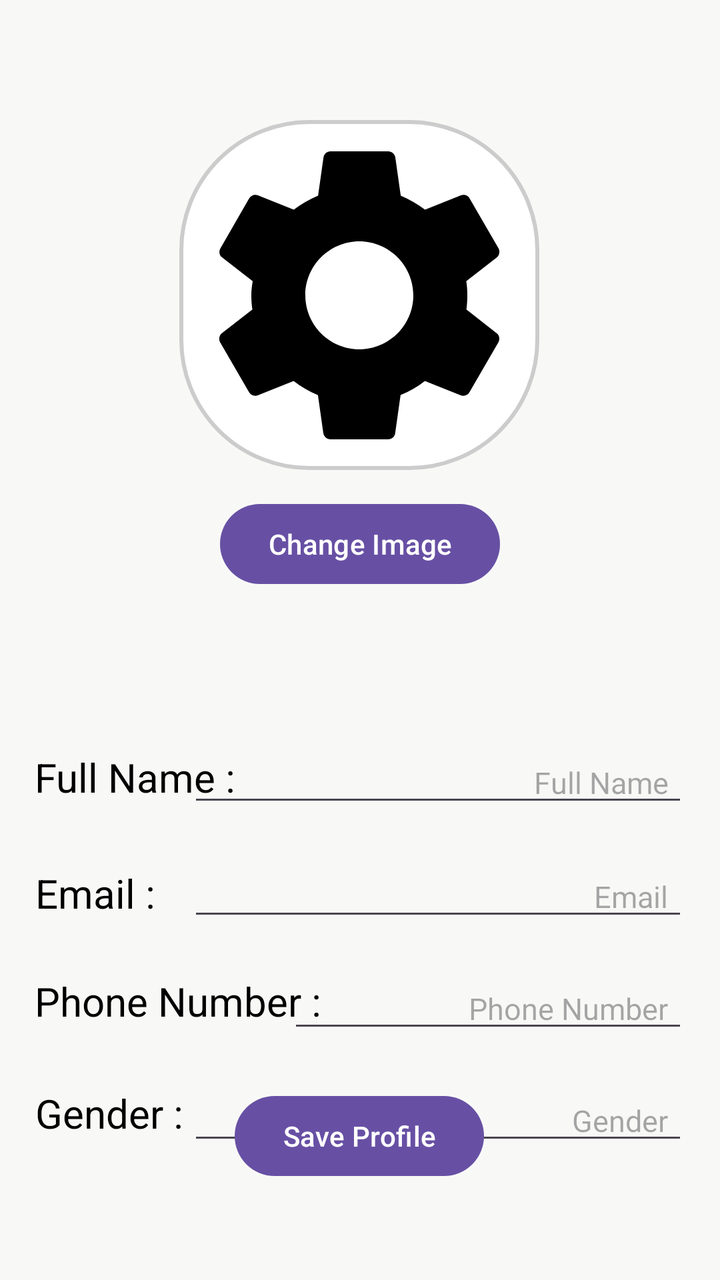
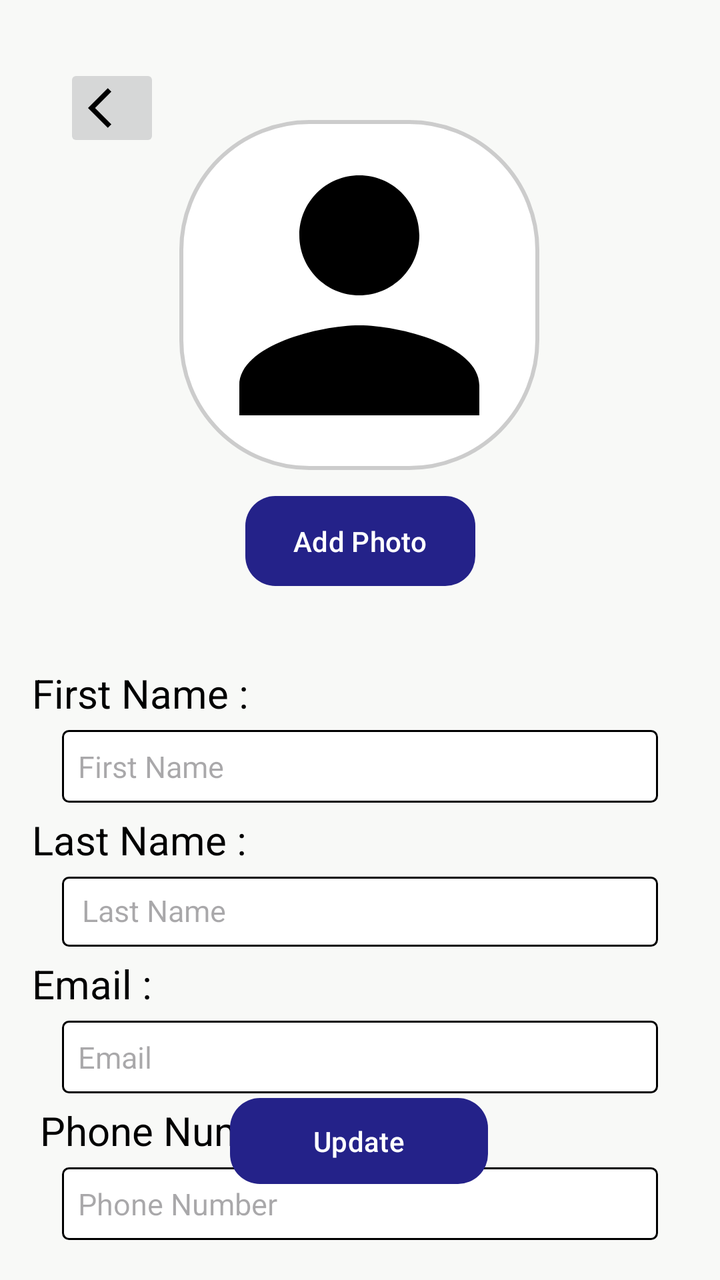

Screens rendered from an Android XML layout before and after an edit, with the pre-edit source and the edit as a unified diff.
<!-- AndroidManifest.xml: application theme Theme.Techtonic -->
<!-- res/layout/activity_edit_profile.xml -->
<?xml version="1.0" encoding="utf-8"?>
<androidx.constraintlayout.widget.ConstraintLayout xmlns:android="http://schemas.android.com/apk/res/android"
    xmlns:app="http://schemas.android.com/apk/res-auto"
    xmlns:tools="http://schemas.android.com/tools"
    android:layout_width="match_parent"
    android:layout_height="match_parent"
    android:background="#F8F9F7"
    android:padding="16dp">


    <androidx.constraintlayout.widget.ConstraintLayout
        android:layout_width="match_parent"
        android:layout_height="match_parent"
        android:orientation="vertical"
        tools:layout_editor_absoluteX="49dp"
        tools:layout_editor_absoluteY="53dp">

        <ImageView
            android:id="@+id/Profile"
            android:layout_width="180dp"
            android:layout_height="175dp"
            android:layout_gravity="center"
            android:layout_marginTop="44dp"
            android:background="@drawable/round_image_background"
            android:contentDescription="Profile Image"
            android:scaleType="centerCrop"
            android:src="@drawable/settings_icon"
            app:layout_constraintEnd_toEndOf="parent"
            app:layout_constraintHorizontal_bias="0.497"
            app:layout_constraintStart_toStartOf="parent"
            app:layout_constraintTop_toTopOf="parent" />

        <Button
            android:id="@+id/profileButton"
            android:layout_width="wrap_content"
            android:layout_height="wrap_content"
            android:layout_marginTop="232dp"
            android:text="Change Image"
            app:layout_constraintEnd_toEndOf="parent"
            app:layout_constraintStart_toStartOf="parent"
            app:layout_constraintTop_toTopOf="parent" />

        <EditText
            android:id="@+id/edtfullname"
            android:layout_width="250dp"
            android:layout_height="wrap_content"
            android:layout_marginTop="355dp"
            android:gravity="right"
            android:hint="Full Name"
            android:inputType="textPersonName"
            android:paddingRight="10dp"
            android:textColor="@color/black"
            android:textSize="15dp"
            app:layout_constraintEnd_toEndOf="parent"
            app:layout_constraintHorizontal_bias="1.0"
            app:layout_constraintStart_toStartOf="parent"
            app:layout_constraintTop_toTopOf="parent" />

        <TextView
            android:id="@+id/fullname"
            android:layout_width="wrap_content"
            android:layout_height="wrap_content"
            android:layout_marginTop="359dp"
            android:gravity="left"
            android:paddingRight="10dp"
            android:text="Full Name : "
            android:textColor="@color/black"
            android:textSize="20dp"
            app:layout_constraintEnd_toEndOf="parent"
            app:layout_constraintHorizontal_bias="0.007"
            app:layout_constraintStart_toStartOf="parent"
            app:layout_constraintTop_toTopOf="parent" />

        <EditText
            android:id="@+id/edtEmailAddress"
            android:layout_width="250dp"
            android:layout_height="wrap_content"
            android:layout_marginTop="412dp"
            android:gravity="right"
            android:hint="Email"
            android:inputType="textEmailAddress"
            android:paddingRight="10dp"
            android:textColor="@color/black"
            android:textSize="15dp"
            app:layout_constraintEnd_toEndOf="parent"
            app:layout_constraintHorizontal_bias="1.0"
            app:layout_constraintStart_toStartOf="parent"
            app:layout_constraintTop_toTopOf="parent" />

        <TextView
            android:id="@+id/email"
            android:layout_width="wrap_content"
            android:layout_height="wrap_content"
            android:layout_marginTop="417dp"
            android:gravity="left"
            android:paddingRight="10dp"
            android:text="Email :"
            android:textColor="@color/black"
            android:textSize="20dp"
            app:layout_constraintEnd_toEndOf="parent"
            app:layout_constraintHorizontal_bias="0.007"
            app:layout_constraintStart_toStartOf="parent"
            app:layout_constraintTop_toTopOf="parent" />

        <EditText
            android:id="@+id/edtPhoneNumber"
            android:layout_width="200dp"
            android:layout_height="wrap_content"
            android:layout_marginTop="468dp"
            android:gravity="right"
            android:hint="Phone Number"
            android:inputType="phone"
            android:paddingRight="10dp"
            android:textColor="@color/black"
            android:textSize="15dp"
            app:layout_constraintEnd_toEndOf="parent"
            app:layout_constraintHorizontal_bias="1.0"
            app:layout_constraintStart_toStartOf="parent"
            app:layout_constraintTop_toTopOf="parent" />

        <TextView
            android:id="@+id/phone"
            android:layout_width="wrap_content"
            android:layout_height="wrap_content"
            android:layout_marginTop="471dp"
            android:gravity="left"
            android:paddingRight="10dp"
            android:text="Phone Number :"
            android:textColor="@color/black"
            android:textSize="20dp"
            app:layout_constraintEnd_toEndOf="parent"
            app:layout_constraintHorizontal_bias="0.007"
            app:layout_constraintStart_toStartOf="parent"
            app:layout_constraintTop_toTopOf="parent" />

        <EditText
            android:id="@+id/edtgenders"
            android:layout_width="250dp"
            android:layout_height="wrap_content"
            android:layout_marginTop="524dp"
            android:gravity="right"
            android:hint="Gender"
            android:inputType="text"
            android:paddingRight="10dp"
            android:textColor="@color/black"
            android:textSize="15dp"
            app:layout_constraintEnd_toEndOf="parent"
            app:layout_constraintHorizontal_bias="1.0"
            app:layout_constraintStart_toStartOf="parent"
            app:layout_constraintTop_toTopOf="parent" />

        <TextView
            android:id="@+id/gender"
            android:layout_width="wrap_content"
            android:layout_height="wrap_content"
            android:layout_marginTop="527dp"
            android:gravity="left"
            android:paddingRight="10dp"
            android:text="Gender :"
            android:textColor="@color/black"
            android:textColorHint="@color/black"
            android:textSize="20dp"
            app:layout_constraintEnd_toEndOf="parent"
            app:layout_constraintHorizontal_bias="0.007"
            app:layout_constraintStart_toStartOf="parent"
            app:layout_constraintTop_toTopOf="parent" />

        <Button
            android:id="@+id/btn_save"
            android:layout_width="wrap_content"
            android:layout_height="wrap_content"
            android:layout_gravity="center"
            android:layout_marginBottom="32dp"
            android:text="Save Profile"
            app:layout_constraintBottom_toBottomOf="parent"
            app:layout_constraintEnd_toEndOf="parent"
            app:layout_constraintHorizontal_bias="0.498"
            app:layout_constraintStart_toStartOf="parent" />

    </androidx.constraintlayout.widget.ConstraintLayout>
</androidx.constraintlayout.widget.ConstraintLayout>
<!-- resources referenced by this layout -->
<resources>
  <color name="black">#000000</color>
  <!-- drawable round_image_background (drawable) -->
  <shape xmlns:android="http://schemas.android.com/apk/res/android">
      <solid android:color="@android:color/white" />
      <corners android:radius="64dp" />
      <stroke android:width="2dp" android:color="#CCCCCC" />
  </shape>
  <!-- drawable settings_icon (drawable) -->
  <vector xmlns:android="http://schemas.android.com/apk/res/android" android:height="24dp" android:tint="#000000" android:viewportHeight="24" android:viewportWidth="24" android:width="24dp">
        
      <path android:fillColor="@android:color/white" android:pathData="M19.14,12.94c0.04,-0.3 0.06,-0.61 0.06,-0.94c0,-0.32 -0.02,-0.64 -0.07,-0.94l2.03,-1.58c0.18,-0.14 0.23,-0.41 0.12,-0.61l-1.92,-3.32c-0.12,-0.22 -0.37,-0.29 -0.59,-0.22l-2.39,0.96c-0.5,-0.38 -1.03,-0.7 -1.62,-0.94L14.4,2.81c-0.04,-0.24 -0.24,-0.41 -0.48,-0.41h-3.84c-0.24,0 -0.43,0.17 -0.47,0.41L9.25,5.35C8.66,5.59 8.12,5.92 7.63,6.29L5.24,5.33c-0.22,-0.08 -0.47,0 -0.59,0.22L2.74,8.87C2.62,9.08 2.66,9.34 2.86,9.48l2.03,1.58C4.84,11.36 4.8,11.69 4.8,12s0.02,0.64 0.07,0.94l-2.03,1.58c-0.18,0.14 -0.23,0.41 -0.12,0.61l1.92,3.32c0.12,0.22 0.37,0.29 0.59,0.22l2.39,-0.96c0.5,0.38 1.03,0.7 1.62,0.94l0.36,2.54c0.05,0.24 0.24,0.41 0.48,0.41h3.84c0.24,0 0.44,-0.17 0.47,-0.41l0.36,-2.54c0.59,-0.24 1.13,-0.56 1.62,-0.94l2.39,0.96c0.22,0.08 0.47,0 0.59,-0.22l1.92,-3.32c0.12,-0.22 0.07,-0.47 -0.12,-0.61L19.14,12.94zM12,15.6c-1.98,0 -3.6,-1.62 -3.6,-3.6s1.62,-3.6 3.6,-3.6s3.6,1.62 3.6,3.6S13.98,15.6 12,15.6z"/>
      
  </vector>
  <style name="Theme.Techtonic" parent="Base.Theme.Techtonic" />
  <style name="Base.Theme.Techtonic" parent="Theme.Material3.DayNight.NoActionBar">
  
      </style>
</resources>

<!-- the commit's change to res/layout/activity_edit_profile.xml (unified diff, before → after) -->
@@ -14,6 +14,19 @@
         android:orientation="vertical"
         tools:layout_editor_absoluteX="49dp"
         tools:layout_editor_absoluteY="53dp">
+
+        <ImageButton
+            android:id="@+id/back_button"
+            android:layout_width="wrap_content"
+            android:layout_height="wrap_content"
+            android:layout_margin="16dp"
+            android:layout_marginTop="16dp"
+            android:contentDescription="Back"
+            android:src="@drawable/ic_back"
+            app:layout_constraintEnd_toEndOf="parent"
+            app:layout_constraintHorizontal_bias="0.0"
+            app:layout_constraintStart_toStartOf="parent"
+            app:layout_constraintTop_toTopOf="parent" />
 
         <ImageView
             android:id="@+id/Profile"
@@ -24,7 +37,7 @@
             android:background="@drawable/round_image_background"
             android:contentDescription="Profile Image"
             android:scaleType="centerCrop"
-            android:src="@drawable/settings_icon"
+            android:src="@drawable/person_icon"
             app:layout_constraintEnd_toEndOf="parent"
             app:layout_constraintHorizontal_bias="0.497"
             app:layout_constraintStart_toStartOf="parent"
@@ -33,145 +46,158 @@
         <Button
             android:id="@+id/profileButton"
             android:layout_width="wrap_content"
-            android:layout_height="wrap_content"
+            android:layout_height="45dp"
             android:layout_marginTop="232dp"
-            android:text="Change Image"
+            app:backgroundTint="@color/Blue"
+            android:textColor="@color/white"
+            android:background="@drawable/roundcorner"
+            android:text="Add Photo"
             app:layout_constraintEnd_toEndOf="parent"
             app:layout_constraintStart_toStartOf="parent"
             app:layout_constraintTop_toTopOf="parent" />
 
-        <EditText
-            android:id="@+id/edtfullname"
-            android:layout_width="250dp"
-            android:layout_height="wrap_content"
-            android:layout_marginTop="355dp"
-            android:gravity="right"
-            android:hint="Full Name"
+        <TextView
+            android:id="@+id/firstname"
+            android:layout_width="wrap_content"
+            android:layout_height="wrap_content"
+            android:layout_marginTop="40dp"
+            android:gravity="left"
+            android:paddingRight="10dp"
+            android:text="First Name :"
+            android:textColor="@color/black"
+            android:textColorHint="@color/black"
+            android:textSize="20dp"
+            app:layout_constraintEnd_toEndOf="parent"
+            app:layout_constraintHorizontal_bias="0.0"
+            app:layout_constraintStart_toStartOf="parent"
+            app:layout_constraintTop_toBottomOf="@+id/profileButton" />
+
+        <EditText
+            android:id="@+id/edtfirstname"
+            android:layout_width="match_parent"
+            android:layout_height="wrap_content"
+            android:background="@drawable/listview_border"
+            android:gravity="left"
+            android:layout_marginHorizontal="15dp"
+            android:layout_marginTop="5dp"
+            android:hint="First Name"
+            android:inputType="text"
+            android:paddingRight="10dp"
+            android:textColor="@color/black"
+            android:textSize="15dp"
+            app:layout_constraintEnd_toEndOf="parent"
+            app:layout_constraintStart_toStartOf="parent"
+            app:layout_constraintTop_toBottomOf="@+id/firstname" />
+
+        <TextView
+            android:id="@+id/lastname"
+            android:layout_width="wrap_content"
+            android:layout_height="wrap_content"
+            android:layout_marginTop="5dp"
+            android:gravity="left"
+            android:paddingRight="10dp"
+            android:text="Last Name : "
+            android:textColor="@color/black"
+            android:textSize="20dp"
+            app:layout_constraintEnd_toEndOf="parent"
+            app:layout_constraintHorizontal_bias="0.0"
+            app:layout_constraintStart_toStartOf="parent"
+            app:layout_constraintTop_toBottomOf="@+id/edtfirstname" />
+
+        <EditText
+            android:id="@+id/edtlastname"
+            android:layout_width="match_parent"
+            android:layout_height="35dp"
+            android:background="@drawable/listview_border"
+            android:gravity="left"
+            android:layout_marginHorizontal="15dp"
+            android:layout_marginTop="5dp"
+            android:hint="Last Name"
             android:inputType="textPersonName"
-            android:paddingRight="10dp"
-            android:textColor="@color/black"
-            android:textSize="15dp"
-            app:layout_constraintEnd_toEndOf="parent"
-            app:layout_constraintHorizontal_bias="1.0"
-            app:layout_constraintStart_toStartOf="parent"
-            app:layout_constraintTop_toTopOf="parent" />
-
-        <TextView
-            android:id="@+id/fullname"
-            android:layout_width="wrap_content"
-            android:layout_height="wrap_content"
-            android:layout_marginTop="359dp"
-            android:gravity="left"
-            android:paddingRight="10dp"
-            android:text="Full Name : "
-            android:textColor="@color/black"
-            android:textSize="20dp"
-            app:layout_constraintEnd_toEndOf="parent"
-            app:layout_constraintHorizontal_bias="0.007"
-            app:layout_constraintStart_toStartOf="parent"
-            app:layout_constraintTop_toTopOf="parent" />
+            android:paddingLeft="10dp"
+            android:textColor="@color/black"
+            android:textSize="15sp"
+            app:layout_constraintEnd_toEndOf="parent"
+            app:layout_constraintStart_toStartOf="parent"
+            app:layout_constraintTop_toBottomOf="@+id/lastname" />
+
+        <TextView
+            android:id="@+id/email"
+            android:layout_width="wrap_content"
+            android:layout_height="wrap_content"
+            android:gravity="left"
+            android:layout_marginTop="5dp"
+            android:paddingRight="10dp"
+            android:text="Email :"
+            android:textColor="@color/black"
+            android:textSize="20dp"
+            app:layout_constraintEnd_toEndOf="parent"
+            app:layout_constraintHorizontal_bias="0.0"
+            app:layout_constraintStart_toStartOf="parent"
+            app:layout_constraintTop_toBottomOf="@+id/edtlastname" />
 
         <EditText
             android:id="@+id/edtEmailAddress"
-            android:layout_width="250dp"
-            android:layout_height="wrap_content"
-            android:layout_marginTop="412dp"
-            android:gravity="right"
+            android:layout_width="match_parent"
+            android:layout_height="wrap_content"
+            android:layout_marginTop="5dp"
+            android:layout_marginHorizontal="15dp"
+            android:background="@drawable/listview_border"
+            android:gravity="left"
             android:hint="Email"
             android:inputType="textEmailAddress"
             android:paddingRight="10dp"
             android:textColor="@color/black"
             android:textSize="15dp"
             app:layout_constraintEnd_toEndOf="parent"
-            app:layout_constraintHorizontal_bias="1.0"
-            app:layout_constraintStart_toStartOf="parent"
-            app:layout_constraintTop_toTopOf="parent" />
-
-        <TextView
-            android:id="@+id/email"
-            android:layout_width="wrap_content"
-            android:layout_height="wrap_content"
-            android:layout_marginTop="417dp"
-            android:gravity="left"
-            android:paddingRight="10dp"
-            android:text="Email :"
-            android:textColor="@color/black"
-            android:textSize="20dp"
-            app:layout_constraintEnd_toEndOf="parent"
-            app:layout_constraintHorizontal_bias="0.007"
-            app:layout_constraintStart_toStartOf="parent"
-            app:layout_constraintTop_toTopOf="parent" />
+            app:layout_constraintStart_toStartOf="parent"
+            app:layout_constraintTop_toBottomOf="@+id/email" />
+
+
+        <TextView
+            android:id="@+id/phone"
+            android:layout_width="wrap_content"
+            android:layout_height="wrap_content"
+            android:layout_marginTop="5dp"
+            android:gravity="left"
+            android:paddingRight="10dp"
+            android:text="Phone Number :"
+            android:textColor="@color/black"
+            android:textSize="20dp"
+            app:layout_constraintEnd_toEndOf="parent"
+            app:layout_constraintHorizontal_bias="0.022"
+            app:layout_constraintStart_toStartOf="parent"
+            app:layout_constraintTop_toBottomOf="@+id/edtEmailAddress" />
 
         <EditText
             android:id="@+id/edtPhoneNumber"
-            android:layout_width="200dp"
-            android:layout_height="wrap_content"
-            android:layout_marginTop="468dp"
-            android:gravity="right"
+            android:layout_width="match_parent"
+            android:layout_height="wrap_content"
+            android:layout_marginTop="5dp"
+            android:layout_marginHorizontal="15dp"
+            android:background="@drawable/listview_border"
+            android:gravity="left
+"
             android:hint="Phone Number"
             android:inputType="phone"
             android:paddingRight="10dp"
             android:textColor="@color/black"
             android:textSize="15dp"
             app:layout_constraintEnd_toEndOf="parent"
-            app:layout_constraintHorizontal_bias="1.0"
-            app:layout_constraintStart_toStartOf="parent"
-            app:layout_constraintTop_toTopOf="parent" />
-
-        <TextView
-            android:id="@+id/phone"
-            android:layout_width="wrap_content"
-            android:layout_height="wrap_content"
-            android:layout_marginTop="471dp"
-            android:gravity="left"
-            android:paddingRight="10dp"
-            android:text="Phone Number :"
-            android:textColor="@color/black"
-            android:textSize="20dp"
-            app:layout_constraintEnd_toEndOf="parent"
-            app:layout_constraintHorizontal_bias="0.007"
-            app:layout_constraintStart_toStartOf="parent"
-            app:layout_constraintTop_toTopOf="parent" />
-
-        <EditText
-            android:id="@+id/edtgenders"
-            android:layout_width="250dp"
-            android:layout_height="wrap_content"
-            android:layout_marginTop="524dp"
-            android:gravity="right"
-            android:hint="Gender"
-            android:inputType="text"
-            android:paddingRight="10dp"
-            android:textColor="@color/black"
-            android:textSize="15dp"
-            app:layout_constraintEnd_toEndOf="parent"
-            app:layout_constraintHorizontal_bias="1.0"
-            app:layout_constraintStart_toStartOf="parent"
-            app:layout_constraintTop_toTopOf="parent" />
-
-        <TextView
-            android:id="@+id/gender"
-            android:layout_width="wrap_content"
-            android:layout_height="wrap_content"
-            android:layout_marginTop="527dp"
-            android:gravity="left"
-            android:paddingRight="10dp"
-            android:text="Gender :"
-            android:textColor="@color/black"
-            android:textColorHint="@color/black"
-            android:textSize="20dp"
-            app:layout_constraintEnd_toEndOf="parent"
-            app:layout_constraintHorizontal_bias="0.007"
-            app:layout_constraintStart_toStartOf="parent"
-            app:layout_constraintTop_toTopOf="parent" />
+            app:layout_constraintStart_toStartOf="parent"
+            app:layout_constraintTop_toBottomOf="@+id/phone" />
+
 
         <Button
             android:id="@+id/btn_save"
-            android:layout_width="wrap_content"
-            android:layout_height="wrap_content"
+            android:layout_width="129dp"
+            android:layout_height="43dp"
             android:layout_gravity="center"
             android:layout_marginBottom="32dp"
-            android:text="Save Profile"
+            android:background="@drawable/roundcorner"
+            app:backgroundTint="@color/Blue"
+            android:text="Update"
+            android:textColor="@color/white"
             app:layout_constraintBottom_toBottomOf="parent"
             app:layout_constraintEnd_toEndOf="parent"
             app:layout_constraintHorizontal_bias="0.498"
<!-- resource entries referenced after the edit -->
@@ -1,18 +1,45 @@
 <!-- resources referenced by this layout -->
 <resources>
+  <color name="Blue">#242289</color>
   <color name="black">#000000</color>
+  <color name="white">#FFFFFFFF</color>
+  <!-- drawable ic_back (drawable) -->
+  <vector xmlns:android="http://schemas.android.com/apk/res/android" android:autoMirrored="true" android:height="24dp" android:tint="#000000" android:viewportHeight="24" android:viewportWidth="24" android:width="24dp">
+        
+      <path android:fillColor="@android:color/white" android:pathData="M11.67,3.87L9.9,2.1 0,12l9.9,9.9 1.77,-1.77L3.54,12z"/>
+      
+  </vector>
+  <!-- drawable listview_border (drawable) -->
+  <?xml version="1.0" encoding="utf-8"?>
+  <shape xmlns:android="http://schemas.android.com/apk/res/android">
+      <solid android:color="#FFFFFF" />
+      <stroke
+          android:width="1dp"
+          android:color="#000000" />
+      <corners android:radius="3dp" />
+      <padding
+          android:left="8dp"
+          android:top="8dp"
+          android:right="8dp"
+          android:bottom="8dp" />
+  </shape>
+  <!-- drawable person_icon (drawable) -->
+  <vector xmlns:android="http://schemas.android.com/apk/res/android" android:height="24dp" android:tint="#000000" android:viewportHeight="24" android:viewportWidth="24" android:width="24dp">
+        
+      <path android:fillColor="@android:color/white" android:pathData="M12,12c2.21,0 4,-1.79 4,-4s-1.79,-4 -4,-4 -4,1.79 -4,4 1.79,4 4,4zM12,14c-2.67,0 -8,1.34 -8,4v2h16v-2c0,-2.66 -5.33,-4 -8,-4z"/>
+      
+  </vector>
   <!-- drawable round_image_background (drawable) -->
   <shape xmlns:android="http://schemas.android.com/apk/res/android">
       <solid android:color="@android:color/white" />
       <corners android:radius="64dp" />
       <stroke android:width="2dp" android:color="#CCCCCC" />
   </shape>
-  <!-- drawable settings_icon (drawable) -->
-  <vector xmlns:android="http://schemas.android.com/apk/res/android" android:height="24dp" android:tint="#000000" android:viewportHeight="24" android:viewportWidth="24" android:width="24dp">
-        
-      <path android:fillColor="@android:color/white" android:pathData="M19.14,12.94c0.04,-0.3 0.06,-0.61 0.06,-0.94c0,-0.32 -0.02,-0.64 -0.07,-0.94l2.03,-1.58c0.18,-0.14 0.23,-0.41 0.12,-0.61l-1.92,-3.32c-0.12,-0.22 -0.37,-0.29 -0.59,-0.22l-2.39,0.96c-0.5,-0.38 -1.03,-0.7 -1.62,-0.94L14.4,2.81c-0.04,-0.24 -0.24,-0.41 -0.48,-0.41h-3.84c-0.24,0 -0.43,0.17 -0.47,0.41L9.25,5.35C8.66,5.59 8.12,5.92 7.63,6.29L5.24,5.33c-0.22,-0.08 -0.47,0 -0.59,0.22L2.74,8.87C2.62,9.08 2.66,9.34 2.86,9.48l2.03,1.58C4.84,11.36 4.8,11.69 4.8,12s0.02,0.64 0.07,0.94l-2.03,1.58c-0.18,0.14 -0.23,0.41 -0.12,0.61l1.92,3.32c0.12,0.22 0.37,0.29 0.59,0.22l2.39,-0.96c0.5,0.38 1.03,0.7 1.62,0.94l0.36,2.54c0.05,0.24 0.24,0.41 0.48,0.41h3.84c0.24,0 0.44,-0.17 0.47,-0.41l0.36,-2.54c0.59,-0.24 1.13,-0.56 1.62,-0.94l2.39,0.96c0.22,0.08 0.47,0 0.59,-0.22l1.92,-3.32c0.12,-0.22 0.07,-0.47 -0.12,-0.61L19.14,12.94zM12,15.6c-1.98,0 -3.6,-1.62 -3.6,-3.6s1.62,-3.6 3.6,-3.6s3.6,1.62 3.6,3.6S13.98,15.6 12,15.6z"/>
-      
-  </vector>
+  <!-- drawable roundcorner (drawable) -->
+  <?xml version="1.0" encoding="utf-8"?>
+  <shape xmlns:android="http://schemas.android.com/apk/res/android">
+      <corners android:radius="15dp"  />
+  </shape>
   <style name="Theme.Techtonic" parent="Base.Theme.Techtonic" />
   <style name="Base.Theme.Techtonic" parent="Theme.Material3.DayNight.NoActionBar">
   
